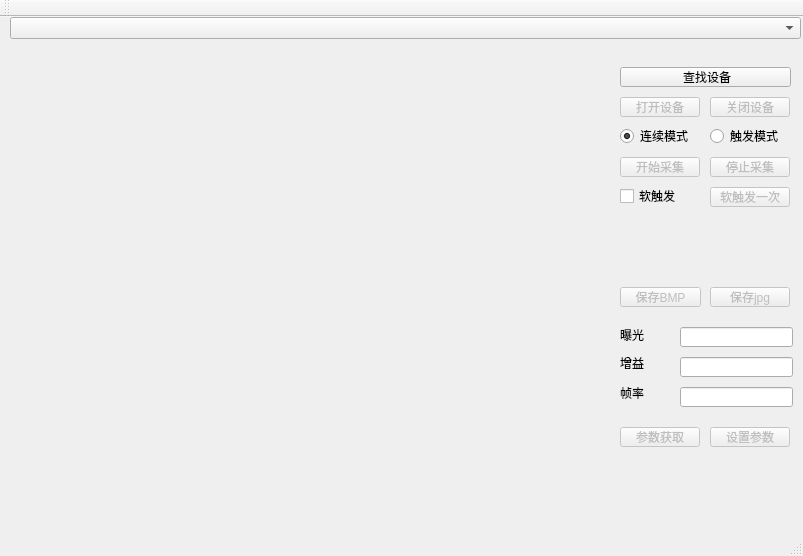
Above: mainwindow.ui from timbrist/hikvision-qt before the change. Below: the same form after it.
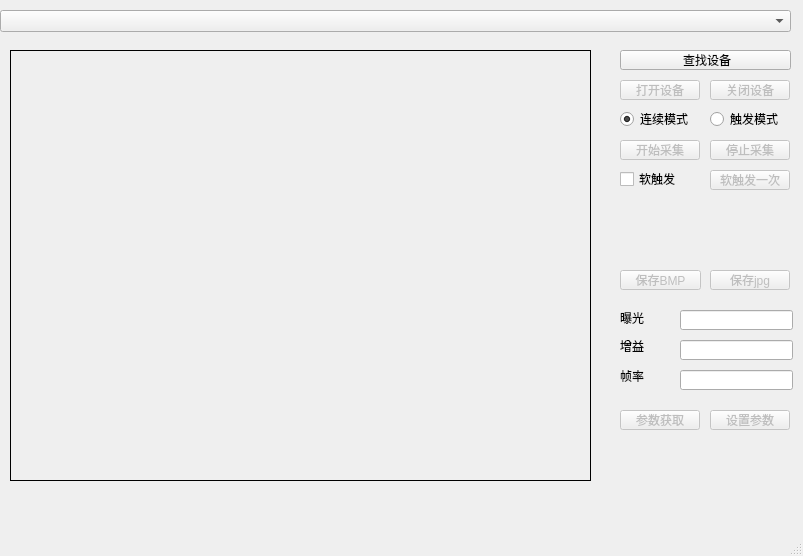
That is the form after the change.

Commit message: ui删除工具栏

```diff
--- a/mainwindow.ui
+++ b/mainwindow.ui
@@ -23,6 +23,9 @@
       <height>431</height>
      </rect>
     </property>
+    <property name="styleSheet">
+     <string notr="true">border-width: 1px;border-style: solid;border-color: rgb(0, 0, 0);</string>
+    </property>
     <property name="text">
      <string/>
     </property>
@@ -36,8 +39,8 @@
    <widget class="QComboBox" name="comboBox">
     <property name="geometry">
      <rect>
-      <x>10</x>
-      <y>0</y>
+      <x>0</x>
+      <y>10</y>
       <width>791</width>
       <height>22</height>
      </rect>
@@ -315,24 +318,6 @@
     </property>
    </widget>
   </widget>
-  <widget class="QMenuBar" name="menuBar">
-   <property name="geometry">
-    <rect>
-     <x>0</x>
-     <y>0</y>
-     <width>803</width>
-     <height>22</height>
-    </rect>
-   </property>
-  </widget>
-  <widget class="QToolBar" name="mainToolBar">
-   <attribute name="toolBarArea">
-    <enum>TopToolBarArea</enum>
-   </attribute>
-   <attribute name="toolBarBreak">
-    <bool>false</bool>
-   </attribute>
-  </widget>
   <widget class="QStatusBar" name="statusBar"/>
  </widget>
  <layoutdefault spacing="6" margin="11"/>
```
